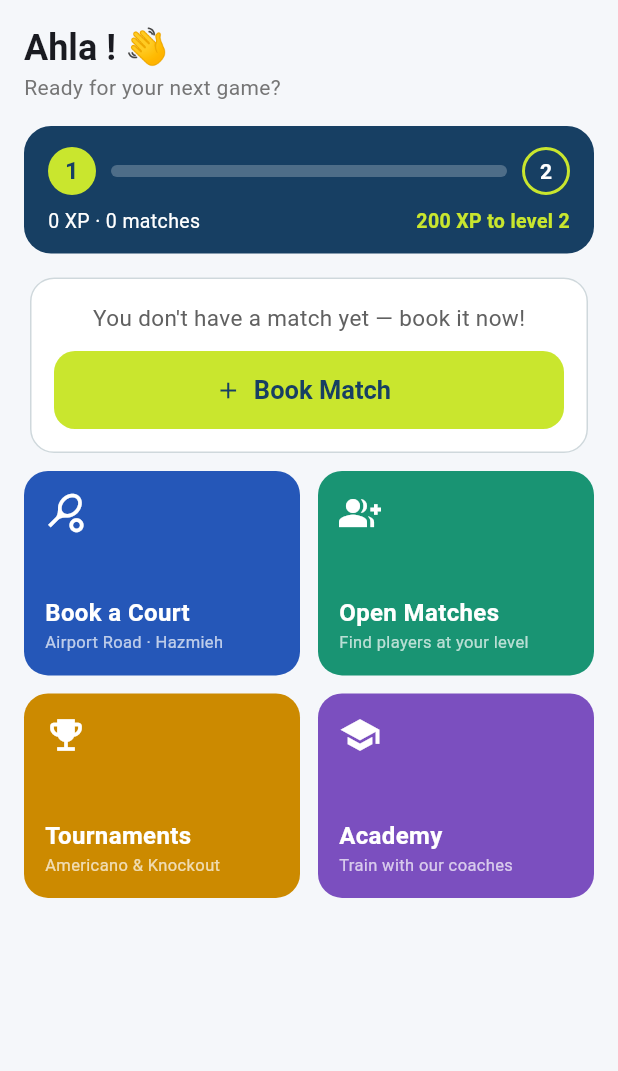
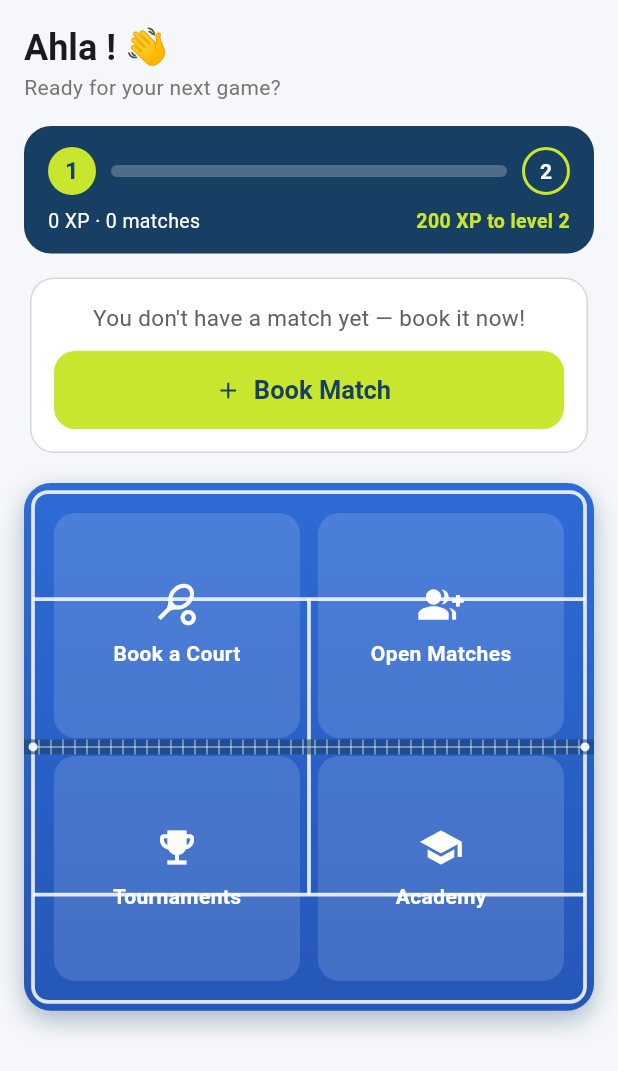
Before and after one commit to basharrahhaliq-cell/Padel-app, a Flutter app: the HomeScreen widget shown alone on an empty page, opened directly with empty values, on a phone screen of 412 x 824 dp. Shown: the top 1071 px of the screen. Run offline on Flutter 3.47's test engine with Material 3 defaults, Android fonts, the phone set to English and light mode, and no system bars; our stand-ins replace cloud_firestore, firebase_auth, firebase_core, firebase_messaging, flutter_local_notifications, flutter_timezone and 7 more; accounts and stored records are empty.

Commit message:
Home: lay the four shortcuts out as a padel court
Replaced the plain 2x2 action grid with a top-down padel court: blue
court-surface gradient, painted white boundary + service lines, a
centre net band with mesh hatching and posts, and the centre service
line splitting left/right. The four shortcuts (Book a Court, Open
Matches, Tournaments, Academy) sit in the four court zones as glassy
tappable tiles. Tests updated for the new layout.

Co-Authored-By: Claude Fable 5 <noreply@anthropic.com>
Claude-Session: https://claude.ai/code/session_01Aw5U5LBdLKqLreCcoJxRFP

```diff
--- a/lib/src/screens/customer/home_screen.dart
+++ b/lib/src/screens/customer/home_screen.dart
@@ -50,46 +50,8 @@ class HomeScreen extends StatelessWidget {
         const SizedBox(height: 12),
         _WalletChip(profile: profile),
         _NextGameCard(profile: profile),
-        const SizedBox(height: 8),
-        GridView.count(
-          crossAxisCount: 2,
-          shrinkWrap: true,
-          physics: const NeverScrollableScrollPhysics(),
-          mainAxisSpacing: 12,
-          crossAxisSpacing: 12,
-          childAspectRatio: 1.35,
-          children: [
-            _ActionCard(
-              icon: Icons.sports_tennis,
-              title: 'Book a Court',
-              subtitle: 'Airport Road · Hazmieh',
-              color: AppTheme.courtBlue,
-              onTap: () => Navigator.of(context).push(MaterialPageRoute(
-                  builder: (_) => BranchPickerScreen(profile: profile))),
-            ),
-            _ActionCard(
-              icon: Icons.group_add,
-              title: 'Open Matches',
-              subtitle: 'Find players at your level',
-              color: const Color(0xFF199473),
-              onTap: () => onGoToTab(1),
-            ),
-            _ActionCard(
-              icon: Icons.emoji_events,
-              title: 'Tournaments',
-              subtitle: 'Americano & Knockout',
-              color: const Color(0xFFCC8A00),
-              onTap: () => onGoToTab(2),
-            ),
-            _ActionCard(
-              icon: Icons.school,
-              title: 'Academy',
-              subtitle: 'Train with our coaches',
-              color: const Color(0xFF7B4FBF),
-              onTap: () => onGoToTab(3),
-            ),
-          ],
-        ),
+        const SizedBox(height: 16),
+        _CourtActions(profile: profile, onGoToTab: onGoToTab),
         _PackagesStrip(profile: profile),
         _TournamentsStrip(profile: profile, onShowAll: () => onGoToTab(2)),
       ],
@@ -503,56 +465,166 @@ class _TournamentsStrip extends StatelessWidget {
   }
 }
 
-class _ActionCard extends StatelessWidget {
-  final IconData icon;
-  final String title;
-  final String subtitle;
-  final Color color;
-  final VoidCallback onTap;
+/// The four main actions laid out on a top-down padel court: the net
+/// runs across the middle and the centre service line splits left/right,
+/// so the four zones become the four shortcuts.
+class _CourtActions extends StatelessWidget {
+  final AppUser profile;
+  final void Function(int tab) onGoToTab;
 
-  const _ActionCard({
-    required this.icon,
-    required this.title,
-    required this.subtitle,
-    required this.color,
-    required this.onTap,
-  });
+  const _CourtActions({required this.profile, required this.onGoToTab});
 
   @override
   Widget build(BuildContext context) {
-    return InkWell(
-      borderRadius: BorderRadius.circular(16),
-      onTap: onTap,
-      child: Container(
-        padding: const EdgeInsets.all(14),
+    final zones = <(IconData, String, VoidCallback)>[
+      (
+        Icons.sports_tennis,
+        'Book a Court',
+        () => Navigator.of(context).push(MaterialPageRoute(
+            builder: (_) => BranchPickerScreen(profile: profile)))
+      ),
+      (Icons.group_add, 'Open Matches', () => onGoToTab(1)),
+      (Icons.emoji_events, 'Tournaments', () => onGoToTab(2)),
+      (Icons.school, 'Academy', () => onGoToTab(3)),
+    ];
+    return AspectRatio(
+      aspectRatio: 1.08,
+      child: DecoratedBox(
         decoration: BoxDecoration(
-          color: color,
-          borderRadius: BorderRadius.circular(16),
+          borderRadius: BorderRadius.circular(18),
+          gradient: const LinearGradient(
+            begin: Alignment.topCenter,
+            end: Alignment.bottomCenter,
+            colors: [Color(0xFF2E6BD6), AppTheme.courtBlue],
+          ),
+          boxShadow: [
+            BoxShadow(
+                color: AppTheme.courtBlueDark.withValues(alpha: 0.35),
+                blurRadius: 14,
+                offset: const Offset(0, 6)),
+          ],
         ),
-        child: Column(
-          crossAxisAlignment: CrossAxisAlignment.start,
-          children: [
-            Icon(icon, color: Colors.white, size: 28),
-            const Spacer(),
-            FittedBox(
-              fit: BoxFit.scaleDown,
-              child: Text(title,
-                  style: const TextStyle(
-                      color: Colors.white,
-                      fontSize: 16,
-                      fontWeight: FontWeight.bold)),
+        child: CustomPaint(
+          painter: _CourtPainter(),
+          child: Padding(
+            // Leave room for the painted outer boundary line.
+            padding: const EdgeInsets.all(14),
+            child: Column(
+              children: [
+                for (var row = 0; row < 2; row++)
+                  Expanded(
+                    child: Row(
+                      children: [
+                        for (var col = 0; col < 2; col++)
+                          Expanded(
+                            child: _CourtZone(
+                              icon: zones[row * 2 + col].$1,
+                              label: zones[row * 2 + col].$2,
+                              onTap: zones[row * 2 + col].$3,
+                            ),
+                          ),
+                      ],
+                    ),
+                  ),
+              ],
             ),
-            FittedBox(
-              fit: BoxFit.scaleDown,
-              child: Text(subtitle,
-                  style: const TextStyle(
-                      color: Colors.white70, fontSize: 11)),
-            ),
-          ],
+          ),
         ),
       ),
     );
   }
+}
+
+/// One tappable quarter of the court.
+class _CourtZone extends StatelessWidget {
+  final IconData icon;
+  final String label;
+  final VoidCallback onTap;
+
+  const _CourtZone(
+      {required this.icon, required this.label, required this.onTap});
+
+  @override
+  Widget build(BuildContext context) {
+    return Padding(
+      padding: const EdgeInsets.all(6),
+      child: Material(
+        color: Colors.white.withValues(alpha: 0.14),
+        borderRadius: BorderRadius.circular(14),
+        child: InkWell(
+          borderRadius: BorderRadius.circular(14),
+          onTap: onTap,
+          child: Padding(
+            padding: const EdgeInsets.all(10),
+            child: Column(
+              mainAxisAlignment: MainAxisAlignment.center,
+              children: [
+                Icon(icon, color: Colors.white, size: 30),
+                const SizedBox(height: 8),
+                FittedBox(
+                  fit: BoxFit.scaleDown,
+                  child: Text(label,
+                      textAlign: TextAlign.center,
+                      style: const TextStyle(
+                          color: Colors.white,
+                          fontSize: 14,
+                          fontWeight: FontWeight.bold)),
+                ),
+              ],
+            ),
+          ),
+        ),
+      ),
+    );
+  }
+}
+
+/// Paints the white court lines and the centre net over the surface.
+class _CourtPainter extends CustomPainter {
+  @override
+  void paint(Canvas canvas, Size size) {
+    final line = Paint()
+      ..color = Colors.white.withValues(alpha: 0.85)
+      ..style = PaintingStyle.stroke
+      ..strokeWidth = 2.5;
+
+    // Outer boundary.
+    final r = RRect.fromRectAndRadius(
+      Rect.fromLTWH(6, 6, size.width - 12, size.height - 12),
+      const Radius.circular(10),
+    );
+    canvas.drawRRect(r, line);
+
+    final midY = size.height / 2;
+    final midX = size.width / 2;
+
+    // Service lines (parallel to the net, one each side).
+    canvas.drawLine(Offset(6, size.height * 0.22),
+        Offset(size.width - 6, size.height * 0.22), line);
+    canvas.drawLine(Offset(6, size.height * 0.78),
+        Offset(size.width - 6, size.height * 0.78), line);
+    // Centre service line (between the service lines, split by the net).
+    canvas.drawLine(Offset(midX, size.height * 0.22),
+        Offset(midX, size.height * 0.78), line);
+
+    // The net: a solid band across the middle with faint mesh hatching.
+    final netBand = Paint()..color = AppTheme.courtBlueDark.withValues(alpha: 0.55);
+    canvas.drawRect(Rect.fromLTWH(0, midY - 5, size.width, 10), netBand);
+    final net = Paint()
+      ..color = Colors.white.withValues(alpha: 0.5)
+      ..strokeWidth = 1;
+    canvas.drawLine(Offset(6, midY), Offset(size.width - 6, midY), net);
+    for (double x = 10; x < size.width - 6; x += 8) {
+      canvas.drawLine(Offset(x, midY - 5), Offset(x, midY + 5), net);
+    }
+    // Net posts.
+    final post = Paint()..color = Colors.white.withValues(alpha: 0.9);
+    canvas.drawCircle(Offset(6, midY), 3, post);
+    canvas.drawCircle(Offset(size.width - 6, midY), 3, post);
+  }
+
+  @override
+  bool shouldRepaint(covariant CustomPainter oldDelegate) => false;
 }
 
 /// Swipeable promo cards managed by the owner (announcements only).
```
Also changed, not shown: 2 other files.
